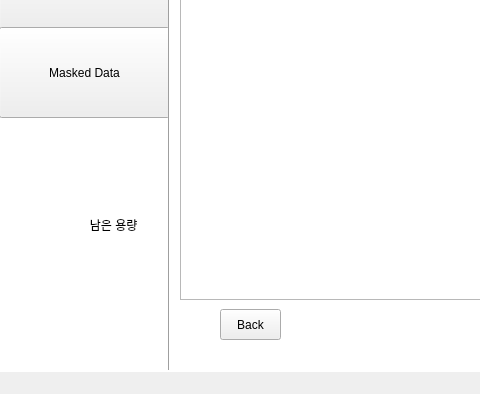
Old version of the form app/gui/UI/ui_3.ui in the repository CSID-DGU/2023-1-CECD3-Sugar-4; both pictures show x 0 to 480 and y 121 to 515 of the 828 by 515 pixel window.
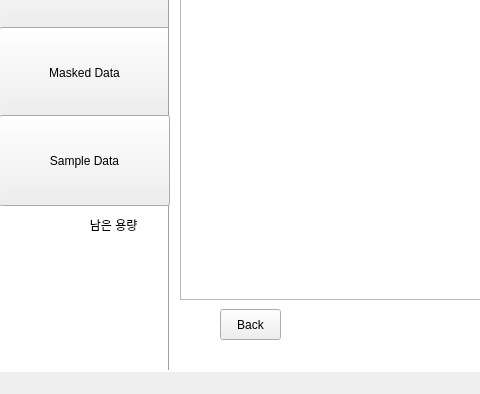
New version of the form.

Commit message:
sample data
ui6 sampledata 추가

```diff
--- a/app/gui/UI/ui_3.ui
+++ b/app/gui/UI/ui_3.ui
@@ -197,6 +197,19 @@
      <string>Delete</string>
     </property>
    </widget>
+   <widget class="QPushButton" name="pushButton_6">
+    <property name="geometry">
+     <rect>
+      <x>-1</x>
+      <y>236</y>
+      <width>171</width>
+      <height>91</height>
+     </rect>
+    </property>
+    <property name="text">
+     <string>Sample Data</string>
+    </property>
+   </widget>
   </widget>
   <widget class="QMenuBar" name="menubar">
    <property name="geometry">
```
The commit also changes 9 other files.
